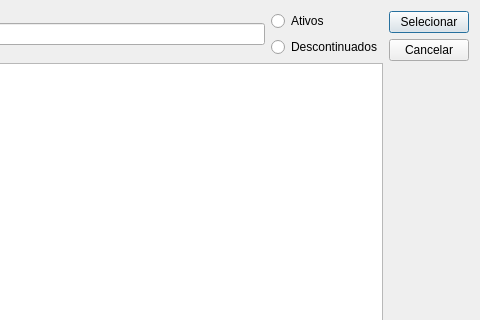
lellisls/ERP-STACCATO, file ui/searchdialog.ui: the form before one commit; both pictures show x 499 to 979 and y 0 to 320 of the 979 by 472 pixel window.
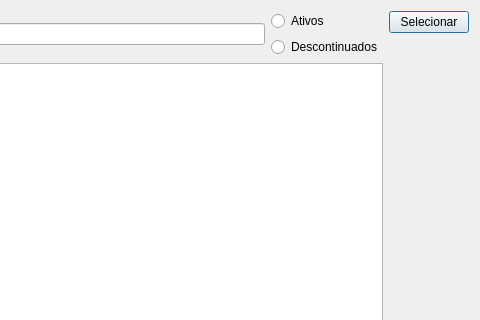
The form after the commit. Custom widgets are drawn as their Qt base class.

Commit message: Removido botões de Cancelar

Diff of the .ui file:
```diff
--- a/ui/searchdialog.ui
+++ b/ui/searchdialog.ui
@@ -79,22 +79,6 @@
        </property>
       </widget>
      </item>
-     <item>
-      <widget class="QPushButton" name="pushButtonCancelar">
-       <property name="sizePolicy">
-        <sizepolicy hsizetype="Fixed" vsizetype="Fixed">
-         <horstretch>0</horstretch>
-         <verstretch>0</verstretch>
-        </sizepolicy>
-       </property>
-       <property name="text">
-        <string>Cancelar</string>
-       </property>
-       <property name="autoDefault">
-        <bool>false</bool>
-       </property>
-      </widget>
-     </item>
      <item>
       <spacer name="verticalSpacer">
        <property name="orientation">
```
Left out of the diff: 1 changed line with no effect on the pictures. The commit also changes 62 other files.
